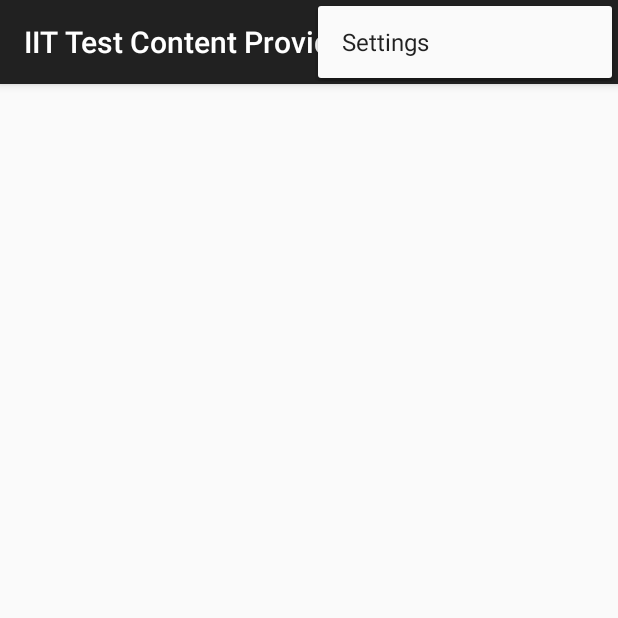
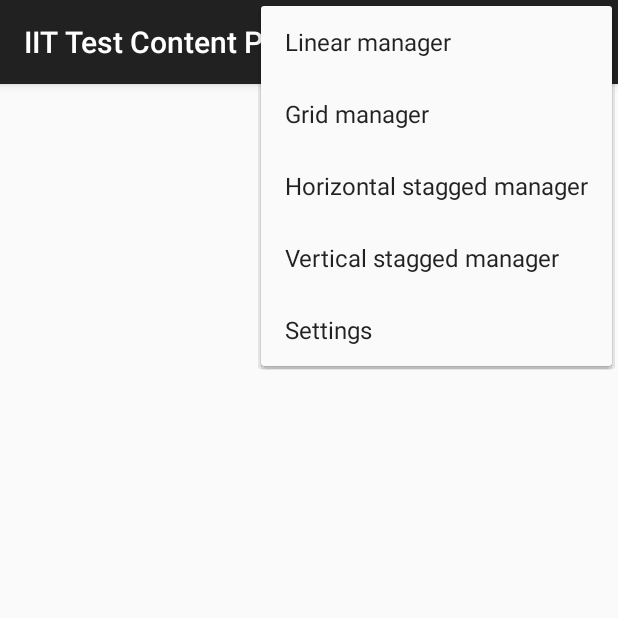
Before and after one commit to slim-benhammouda/IIT-ContentProvider, an Android app: the screen it shows after launch (MainActivity), with the options menu open, on a phone screen of 412 x 824 dp, the top half of it. Run offline under Robolectric (Android 15) with nearby library versions, the phone set to English and light mode, and no system bars; 2 statements that could not run were skipped.

Commit message:
update recyclerview layouts

```diff
--- a/MainApp/app/src/main/java/com/iit/testprovider/main/core/RecordsHelper.java
+++ b/MainApp/app/src/main/java/com/iit/testprovider/main/core/RecordsHelper.java
@@ -49,6 +49,11 @@ public class RecordsHelper {
         return result;
     }
 
+    public void remove(int position) {
+        ListItemWrapper listItemWrapper = get(position);
+        mRecordsHashMap.remove(listItemWrapper.getId());
+    }
+
     public int indexOf(ListItemWrapper item) {
         return new ArrayList(mRecordsHashMap.values()).indexOf(item);
     }
--- a/MainApp/app/src/main/res/menu/menu_main.xml
+++ b/MainApp/app/src/main/res/menu/menu_main.xml
@@ -9,6 +9,27 @@
         android:orderInCategory="100"
         app:showAsAction="ifRoom" />
     <item
+        android:id="@+id/action_linear"
+        android:title="Linear manager"
+        android:orderInCategory="100"
+        app:showAsAction="never" />
+    <item
+        android:id="@+id/action_grid"
+        android:title="Grid manager"
+        android:orderInCategory="100"
+        app:showAsAction="never" />
+    <item
+        android:id="@+id/action_horizontal_stagged"
+        android:title="Horizontal stagged manager"
+        android:orderInCategory="100"
+        app:showAsAction="never" />
+    <item
+        android:id="@+id/action_vertical_stagged"
+        android:title="Vertical stagged manager"
+        android:orderInCategory="100"
+        app:showAsAction="never" />
+
+    <item
         android:id="@+id/action_settings"
         android:title="@string/action_settings"
         android:orderInCategory="100"
```
Also changed, not shown: MainApp/app/src/main/java/com/iit/testprovider/main/MainFragment.java (+36 -22 lines).
